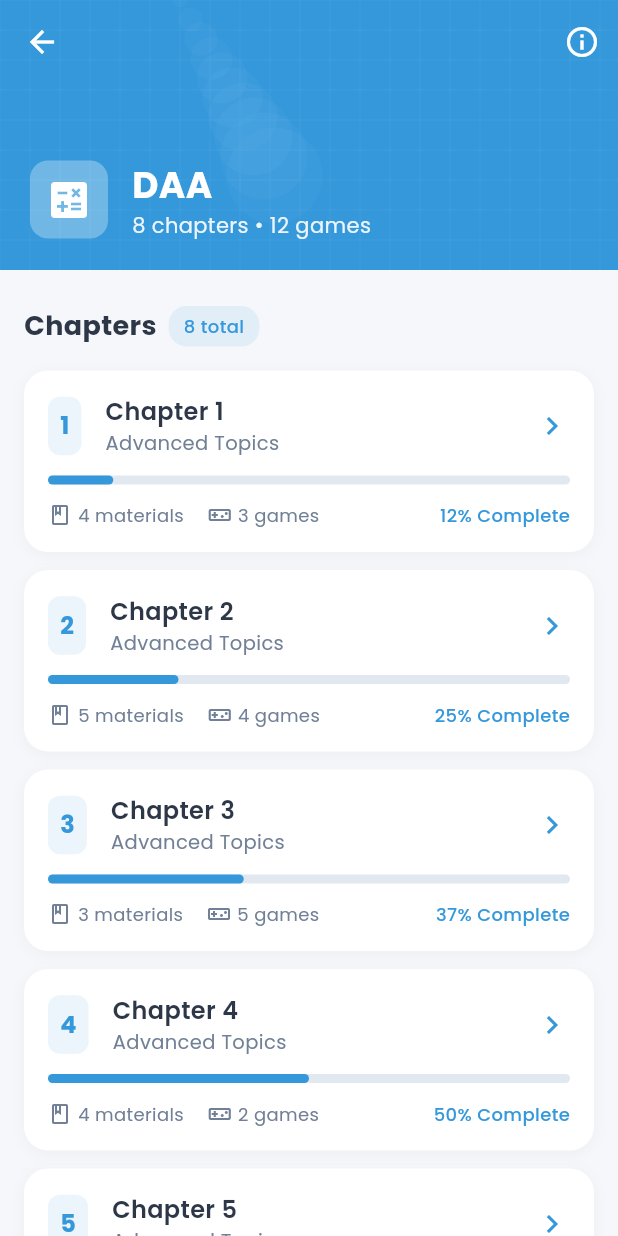
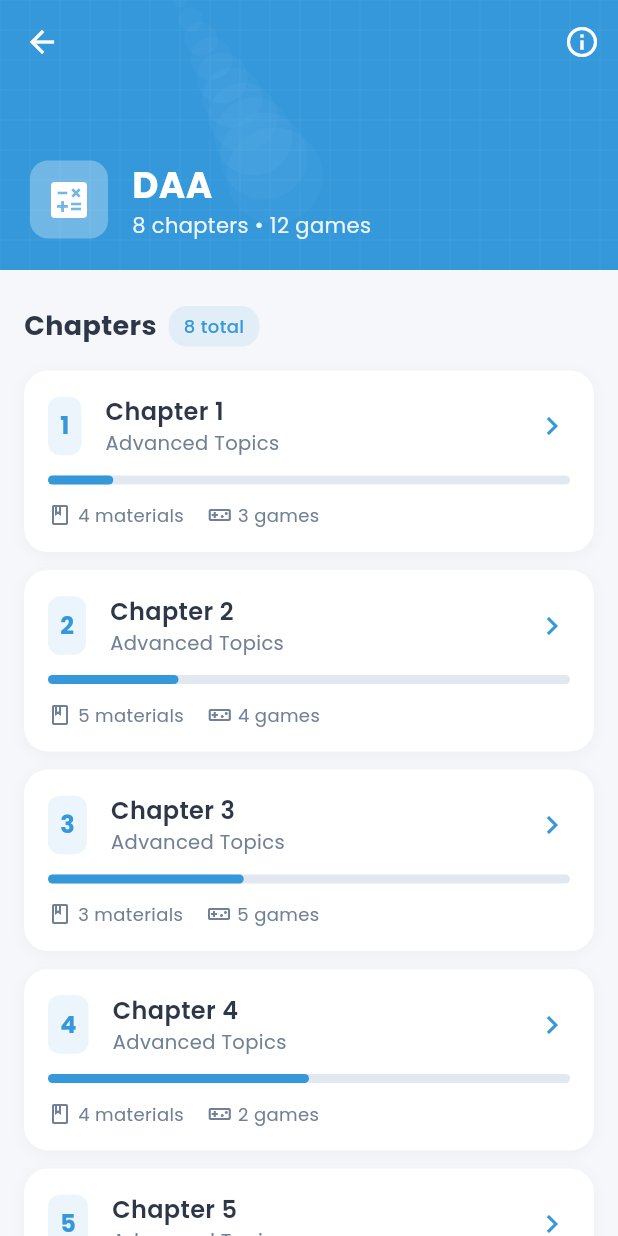
Before and after one commit to cs-cspit/23CS-SEM4-CSE210_41_48_53, a Flutter app: the FacultyHome screen opened by its route, after a tap on "DAA", on a phone screen of 412 x 824 dp. Run offline on Flutter 3.47's test engine with Material 3 defaults, Android fonts, the phone set to English and light mode, and no system bars; our stand-ins replace carousel_slider, firebase_auth, flutter_staggered_animations, google_fonts, google_sign_in, image_picker; accounts and stored records are empty.

Commit message:
Setting up pixels
Setting up pixels for mobile phone view

```diff
--- a/lib/faculty_home.dart
+++ b/lib/faculty_home.dart
@@ -869,7 +869,7 @@ class _FacultyHomeState extends State<FacultyHome> {
           slivers: [
             // App Bar
             SliverAppBar(
-              expandedHeight: 120.0,
+              expandedHeight: 135.0,
               floating: true,
               pinned: true,
               backgroundColor: Colors.white,
@@ -1031,7 +1031,7 @@ class _FacultyHomeState extends State<FacultyHome> {
                       children: [
                         CarouselSlider(
                           options: CarouselOptions(
-                            height: 200.0,
+                            height: 230.0,
                             enlargeCenterPage: true,
                             autoPlay: true,
                             aspectRatio: 16 / 9,
@@ -1131,12 +1131,12 @@ class _FacultyHomeState extends State<FacultyHome> {
                                               ),
                                               // Game info
                                               Positioned(
-                                                bottom: 0,
+                                                bottom: 16,
                                                 left: 0,
                                                 right: 0,
                                                 child: Padding(
                                                   padding: const EdgeInsets.all(
-                                                    16.0,
+                                                    10.0,
                                                   ),
                                                   child: Column(
                                                     crossAxisAlignment:
@@ -1156,24 +1156,26 @@ class _FacultyHomeState extends State<FacultyHome> {
                                                             ),
                                                       ),
                                                       const SizedBox(
-                                                        height: 4.0,
+                                                        height: 14.0,
                                                       ),
                                                       Text(
                                                         game['description'],
-                                                        style: GoogleFonts.poppins(
-                                                          fontSize: 13,
-                                                          color: Colors.white
-                                                              .withAlpha(
-                                                                230,
-                                                              ), // 0.9 * 255 = 230
-                                                        ),
+                                                        style:
+                                                            GoogleFonts.poppins(
+                                                              fontSize: 13,
+                                                              color: Colors
+                                                                  .white
+                                                                  .withOpacity(
+                                                                    0.9,
+                                                                  ),
+                                                            ),
                                                         maxLines: 2,
                                                         overflow:
                                                             TextOverflow
                                                                 .ellipsis,
                                                       ),
                                                       const SizedBox(
-                                                        height: 8.0,
+                                                        height: 10.0,
                                                       ),
                                                       Row(
                                                         children: [
@@ -1183,7 +1185,7 @@ class _FacultyHomeState extends State<FacultyHome> {
                                                             size: 16,
                                                           ),
                                                           const SizedBox(
-                                                            width: 4.0,
+                                                            width: 6.0,
                                                           ),
                                                           Text(
                                                             '${game['participants']} participants',
@@ -1209,9 +1211,9 @@ class _FacultyHomeState extends State<FacultyHome> {
                                                             decoration: BoxDecoration(
                                                               color: Colors
                                                                   .white
-                                                                  .withAlpha(
-                                                                    64,
-                                                                  ), // 0.25 * 255 = 64
+                                                                  .withOpacity(
+                                                                    0.25,
+                                                                  ),
                                                               borderRadius:
                                                                   BorderRadius.circular(
                                                                     20,
@@ -1316,7 +1318,7 @@ class _FacultyHomeState extends State<FacultyHome> {
                         physics: const NeverScrollableScrollPhysics(),
                         gridDelegate:
                             const SliverGridDelegateWithFixedCrossAxisCount(
-                              crossAxisCount: 2,
+                              crossAxisCount: 1,
                               crossAxisSpacing: 16.0,
                               mainAxisSpacing: 16.0,
                               childAspectRatio: 1.4,
@@ -1378,14 +1380,14 @@ class _FacultyHomeState extends State<FacultyHome> {
                                             child: Icon(
                                               subject['icon'],
                                               color: subject['color'],
-                                              size: 24,
+                                              size: 32,
                                             ),
                                           ),
                                           const SizedBox(height: 12.0),
                                           Text(
                                             subject['name'],
                                             style: GoogleFonts.poppins(
-                                              fontSize: 15,
+                                              fontSize: 25,
                                               fontWeight: FontWeight.w600,
                                               color: const Color(0xFF2D3748),
                                             ),
--- a/lib/subject_details_page.dart
+++ b/lib/subject_details_page.dart
@@ -492,15 +492,15 @@ class SubjectDetailsPage extends StatelessWidget {
                                       color: const Color(0xFF718096),
                                     ),
                                   ),
-                                  const Spacer(),
-                                  Text(
-                                    '${chapter['completion'].toInt()}% Complete',
-                                    style: GoogleFonts.poppins(
-                                      fontSize: 12,
-                                      fontWeight: FontWeight.w500,
-                                      color: subjectColor,
-                                    ),
-                                  ),
+                                  // const Spacer(),
+                                  // Text(
+                                  //   '${chapter['completion'].toInt()}% Complete',
+                                  //   style: GoogleFonts.poppins(
+                                  //     fontSize: 12,
+                                  //     fontWeight: FontWeight.w500,
+                                  //     color: subjectColor,
+                                  //   ),
+                                  // ),
                                 ],
                               ),
                             ],
```
Also changed, not shown: lib/all_subjects_page.dart (+4 -4 lines), lib/student_home.dart (+13 -13 lines).
